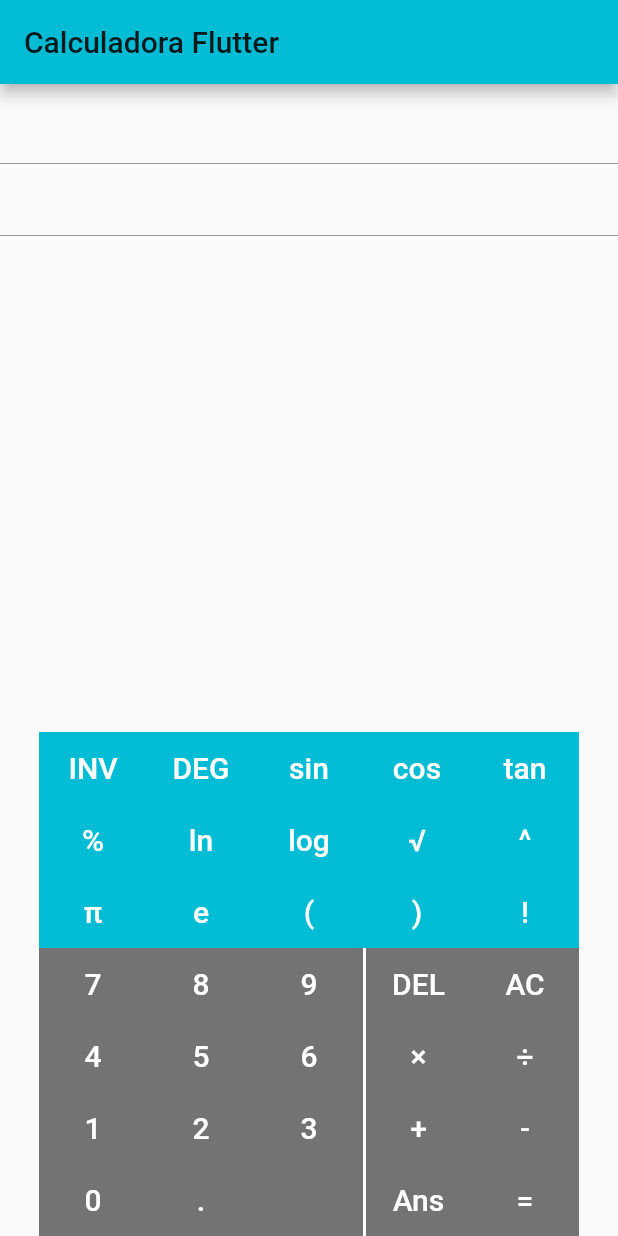
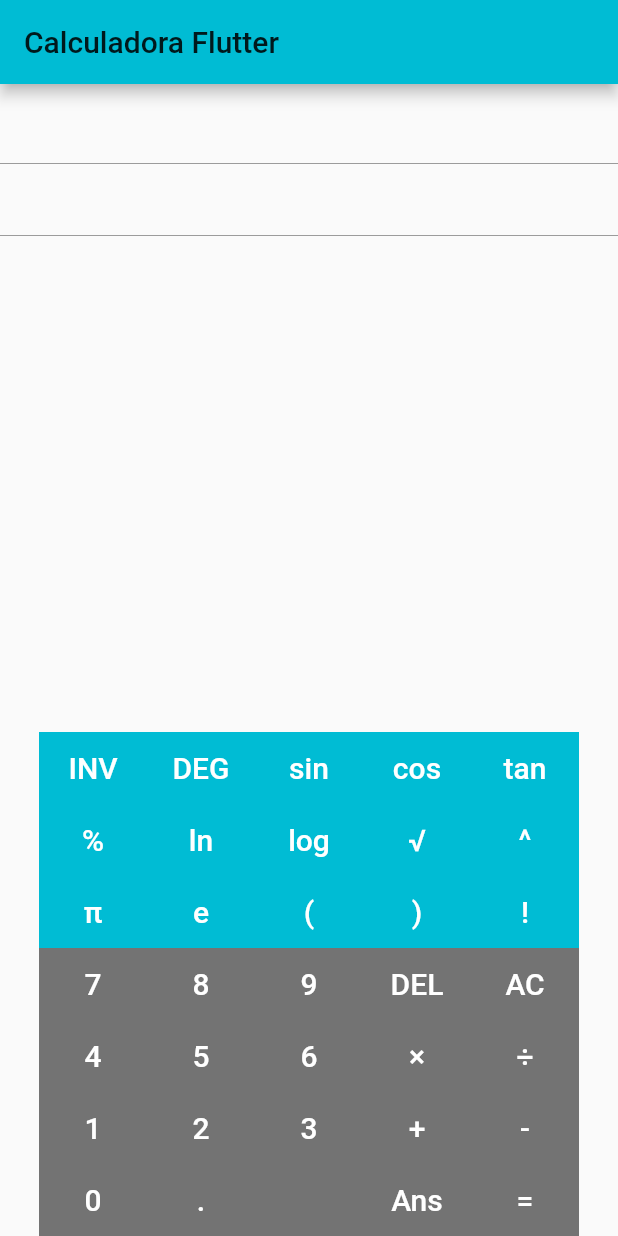
Before and after one commit to JuanJo53/Flutter_Calculator, a Flutter app: the screen it shows after launch, on a phone screen of 412 x 824 dp. Run offline on Flutter 3.47's test engine with Material 2 defaults, Android fonts, the phone set to English and light mode, and no system bars.

Commit message:
separacion de tipos de inputs realziada, proceder con controles

```diff
--- a/lib/main.dart
+++ b/lib/main.dart
@@ -24,17 +24,14 @@ class MyHomePage extends StatefulWidget {
 }
 
 class _MyHomePageState extends State<MyHomePage> {
-  int _counter = 0;
+  int _parentesisA = 0;
+  int _parentesisC = 0;
+  String operacion="";
 
-  void _incrementCounter() {
-    setState(() {
-      _counter++;
-    });
-  }
+  TextEditingController expArt = TextEditingController();
+  TextEditingController numReal = TextEditingController();
   @override
   Widget build(BuildContext context) {
-    TextEditingController expArt = TextEditingController();
-    TextEditingController numReal = TextEditingController();
     return Scaffold(
       appBar: AppBar(
         title: Text(widget.title),
@@ -43,7 +40,7 @@ class _MyHomePageState extends State<MyHomePage> {
         child: Column(
           children: <Widget>[
             TextField(
-              controller: expArt,
+              controller: expArt=TextEditingController(text: operacion),
               textAlign: TextAlign.right,
               style: TextStyle(
                 fontSize: 25.0,
@@ -96,7 +93,7 @@ class _MyHomePageState extends State<MyHomePage> {
                 Digito('8'),
                 Digito('9'),
                 funcionBasica('DEL'),
-                Digito('AC'),
+                funcionBasica('AC'),
               ],
             ),
             Row(
@@ -106,7 +103,7 @@ class _MyHomePageState extends State<MyHomePage> {
                 Digito('5'),
                 Digito('6'),
                 funcionBasica('×'),
-                Digito('÷'),
+                funcionBasica('÷'),
               ],
             ),
             Row(
@@ -116,7 +113,7 @@ class _MyHomePageState extends State<MyHomePage> {
                 Digito('2'),
                 Digito('3'),
                 funcionBasica('+'),
-                Digito('-'),
+                funcionBasica('-'),
               ],
             ),
             Row(
@@ -124,9 +121,9 @@ class _MyHomePageState extends State<MyHomePage> {
               children: <Widget>[
                 Digito('0'),
                 Digito('.'),
-                Digito(' '),
+                Digito(''),
                 funcionBasica('Ans'),
-                Digito('='),
+                funcionBasica('='),
               ],
             )
           ],
@@ -141,7 +138,8 @@ class _MyHomePageState extends State<MyHomePage> {
       child: FlatButton(
           onPressed: (){
             setState(() {
-
+              //TODO: Controlar el punto.
+              operacion+=msg;
             });
           },
           child: Text(msg,style: TextStyle(fontSize: 20.0,color: Colors.white),)
@@ -151,18 +149,22 @@ class _MyHomePageState extends State<MyHomePage> {
   Widget funcionBasica(msg){
     return Container(
       width:72.0,
-      decoration: BoxDecoration(
-        color: Colors.black54,
-        border: Border(
-          left: BorderSide(
-            color: Colors.white,
-            width: 2.0,
-          )
-        )
-      ),
+      color: Colors.black54,
       child: FlatButton(
           onPressed: (){
-
+            setState(() {
+              if(msg=="AC"){
+                operacion="";
+              }else if(msg=='='){
+                solucionar();
+              }else if(msg=='Ans'){
+                asigAns();
+              }else if(msg=='DEL'){
+                borrarExp();
+              }else{
+                operacion+=msg;
+              }
+            });
           },
           child: Text(msg,style: TextStyle(fontSize: 20.0,color: Colors.white),)
       ),
@@ -174,10 +176,31 @@ class _MyHomePageState extends State<MyHomePage> {
       color: Colors.cyan,
       child: FlatButton(
           onPressed: (){
+            setState(() {
+              if (msg=='sin'||msg=='cos'||msg=='tan'||msg=='log'||msg=='ln'||msg=='√'){
+                  operacion+=msg+"(";
+                  _parentesisA++;
+              }else if(msg=='INV'){
 
+              }else{
+                operacion+=msg;
+              }
+            });
           },
           child: Text(msg,style: TextStyle(fontSize: 20.0,color: Colors.white),)
       ),
     );
   }
+  void solucionar(){
+    //TODO: Hacer funcion para resolver la operacion ingresada. Primero verificar si no hay errores en la expresion.
+  }
+
+  void asigAns() {
+    //TODO: Hacer funcion para asignar y recuperar la respuesta anterior.
+  }
+
+  void borrarExp() {
+    //TODO: Hacer funcion para solo borrar una exprecion o unidad de la operacion actual.
+  }
+
 }
```
